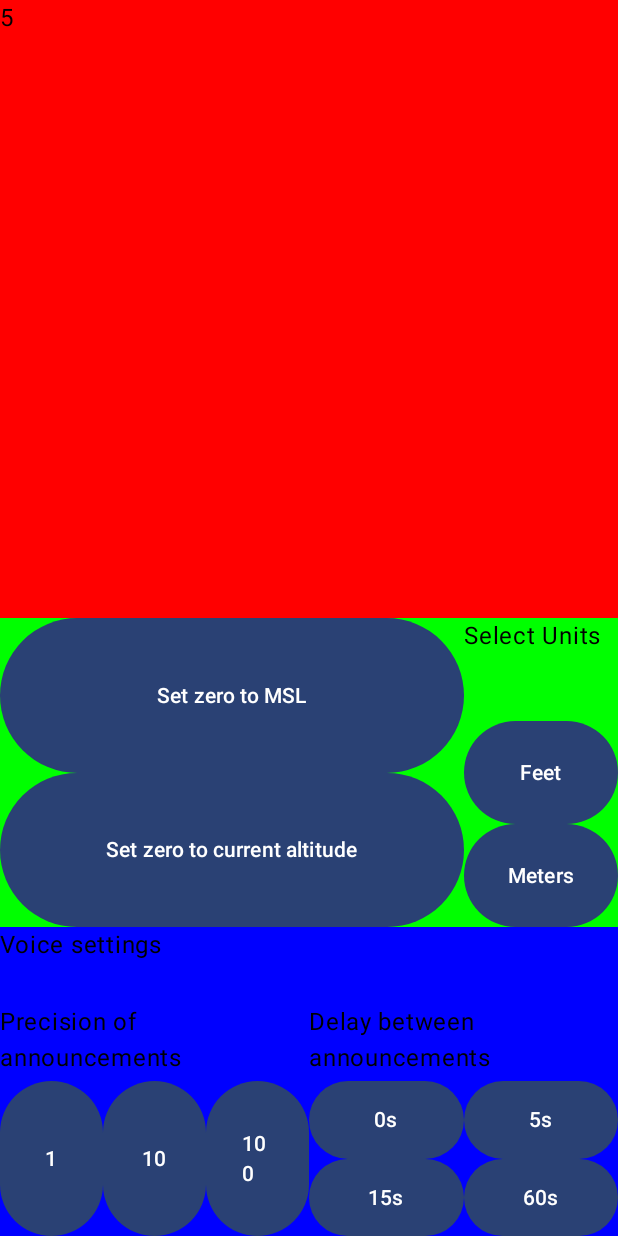
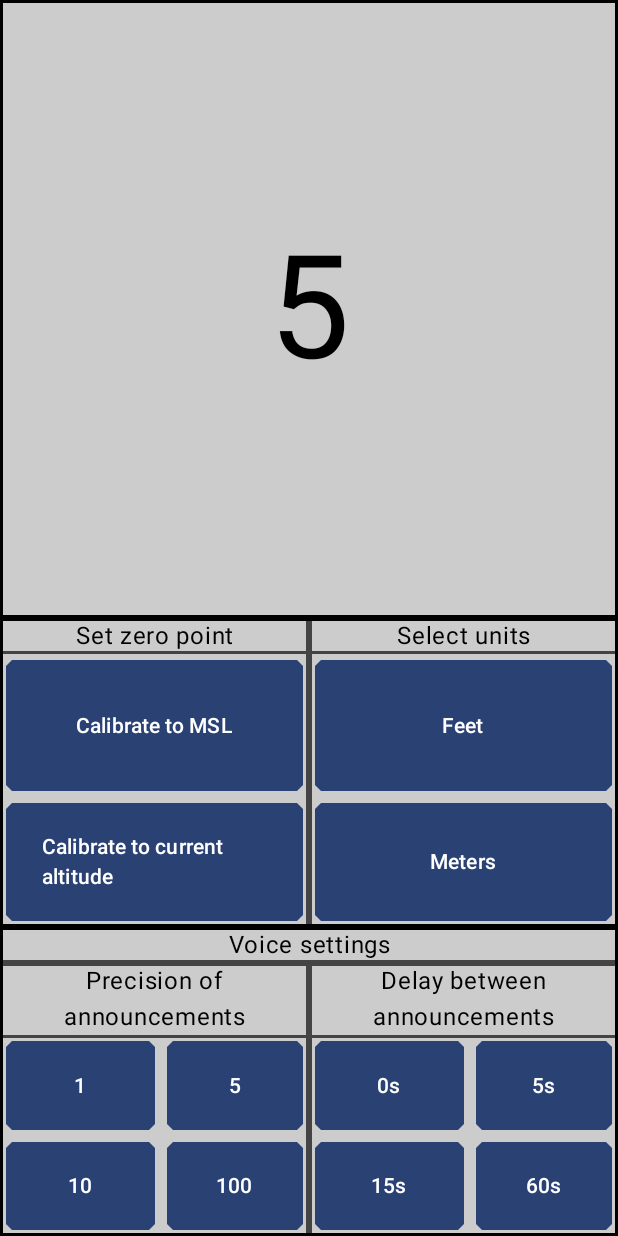
Before and after one commit to ITotallyExist/AudibleAltimeter, an Android app built with Jetpack Compose: the screen it shows after launch (MainActivity), on a phone screen of 412 x 824 dp. Run offline under Robolectric (Android 15) with nearby library versions, the phone set to English and light mode, and no system bars.

Commit message:
made ui look pretty

```diff
--- a/app/src/main/java/com/gregsite/audiblealtimeter/MainActivity.kt
+++ b/app/src/main/java/com/gregsite/audiblealtimeter/MainActivity.kt
@@ -5,6 +5,7 @@ import androidx.activity.ComponentActivity
 import androidx.activity.compose.setContent
 import androidx.activity.enableEdgeToEdge
 import androidx.compose.foundation.background
+import androidx.compose.foundation.border
 import androidx.compose.foundation.layout.Box
 import androidx.compose.foundation.layout.Column
 import androidx.compose.foundation.layout.Row
@@ -12,15 +13,22 @@ import androidx.compose.foundation.layout.fillMaxHeight
 import androidx.compose.foundation.layout.fillMaxSize
 import androidx.compose.foundation.layout.fillMaxWidth
 import androidx.compose.foundation.layout.padding
+import androidx.compose.foundation.layout.wrapContentHeight
+import androidx.compose.foundation.shape.CutCornerShape
 import androidx.compose.material3.Button
 import androidx.compose.material3.Scaffold
+import androidx.compose.material3.Shapes
 import androidx.compose.material3.Surface
 import androidx.compose.material3.Text
 import androidx.compose.runtime.Composable
+import androidx.compose.ui.Alignment
 import androidx.compose.ui.Modifier
 import androidx.compose.ui.graphics.Color
+import androidx.compose.ui.graphics.Shape
+import androidx.compose.ui.text.style.TextAlign
 import androidx.compose.ui.tooling.preview.Preview
 import androidx.compose.ui.unit.dp
+import androidx.compose.ui.unit.sp
 import com.gregsite.audiblealtimeter.ui.theme.AudibleAltimeterTheme
 
 class MainActivity : ComponentActivity() {
@@ -72,6 +80,16 @@ class MainActivity : ComponentActivity() {
     }
 }
 
+//basic styling
+
+    //modifiers
+val outerGridModifier = Modifier.border(width= 2.dp, color = Color.Black).background(Color.LightGray);
+val innerGridModifier = Modifier.border(width= 2.dp, color = Color.DarkGray).background(Color.LightGray);
+val buttonModifier = Modifier.padding(4.dp)
+
+    //shapes
+val buttonShape = CutCornerShape(4.dp);
+
 fun convertToFt(numberInMeters: Float): Float{
     return (numberInMeters*3.28084f);
 }
@@ -84,33 +102,32 @@ fun getCurrentAlt(): Int {
 fun MainLayout(mainActivity: MainActivity) {
     Column{
         //display
-        Box(modifier = Modifier.fillMaxHeight(0.5f).fillMaxWidth().background(Color.Red)){
-            Text("5")
-        }
+        Text("5", textAlign = TextAlign.Center, modifier = outerGridModifier.fillMaxHeight(0.5f).fillMaxWidth().wrapContentHeight(), fontSize  = 96.sp)
         //measurement settings
-        Row(modifier = Modifier.fillMaxHeight(0.5f).fillMaxWidth().background(Color.Green)){
+        Row(modifier = outerGridModifier.fillMaxHeight(0.5f).fillMaxWidth().background(Color.Green)){
             //calibration
-            Column(modifier = Modifier.fillMaxHeight().fillMaxWidth(0.75f)){
-                Button(modifier = Modifier.fillMaxHeight(0.5f).fillMaxWidth(), onClick = {mainActivity.setCalibrationMSL()}){
-                    Text("Set zero to MSL")
+            Column(modifier = innerGridModifier.fillMaxHeight().fillMaxWidth(0.5f)){
+                //header
+                Text("Set zero point", textAlign = TextAlign.Center, modifier = innerGridModifier.fillMaxWidth())
+
+                Button(modifier = buttonModifier.fillMaxHeight(0.5f).fillMaxWidth(), shape = buttonShape, onClick = {mainActivity.setCalibrationMSL()}){
+                    Text("Calibrate to MSL")
                 }
-                Button(modifier = Modifier.fillMaxHeight().fillMaxWidth(), onClick = {mainActivity.setCalibrationCurrent()}){
-                    Text("Set zero to current altitude")
+                Button(modifier = buttonModifier.fillMaxHeight().fillMaxWidth(), shape = buttonShape, onClick = {mainActivity.setCalibrationCurrent()}){
+                    Text("Calibrate to current altitude")
                 }
             }
             //units
-            Row(modifier = Modifier.fillMaxHeight().fillMaxWidth()){
+            Row(modifier = innerGridModifier.fillMaxHeight().fillMaxWidth()){
                 Column(modifier = Modifier.fillMaxHeight().fillMaxWidth()){
                     //header
-                    Box(modifier = Modifier.fillMaxHeight(0.33333f).fillMaxWidth()){
-                        Text("Select Units")
-                    }
+                    Text("Select units", textAlign = TextAlign.Center, modifier = innerGridModifier.fillMaxWidth())
                     //choices
                     Column (modifier = Modifier.fillMaxHeight().fillMaxWidth()){
-                        Button(modifier = Modifier.fillMaxHeight(0.5f).fillMaxWidth(), onClick = {mainActivity.setUsingFeet(true)}){
+                        Button(modifier = buttonModifier.fillMaxHeight(0.5f).fillMaxWidth(), shape = buttonShape, onClick = {mainActivity.setUsingFeet(true)}){
                             Text("Feet")
                         }
-                        Button(modifier = Modifier.fillMaxHeight().fillMaxWidth(), onClick = {mainActivity.setUsingFeet(false)}){
+                        Button(modifier = buttonModifier.fillMaxHeight().fillMaxWidth(), shape = buttonShape, onClick = {mainActivity.setUsingFeet(false)}){
                             Text("Meters")
                         }
                     }
@@ -121,64 +138,59 @@ fun MainLayout(mainActivity: MainActivity) {
             }
         }
         //voice settings
-        Column(modifier = Modifier.fillMaxHeight().fillMaxWidth().background(Color.Blue)){
+        Column(modifier = outerGridModifier.fillMaxHeight().fillMaxWidth().background(Color.Blue)){
             //header
-            Box(modifier = Modifier.fillMaxHeight(0.25f).fillMaxWidth()){
-                Text("Voice settings")
-            }
+            Text("Voice settings", textAlign = TextAlign.Center, modifier = innerGridModifier.fillMaxWidth())
             //two sections
-            Row (modifier = Modifier.fillMaxHeight().fillMaxWidth()){
+            Row (modifier = innerGridModifier.fillMaxHeight().fillMaxWidth()){
                 //precision
-                Column (Modifier.fillMaxHeight().fillMaxWidth(0.5f)) {
+                Column (innerGridModifier.fillMaxHeight().fillMaxWidth(0.5f)) {
                     //header (height is one quarter of the voice area's height, but we need to account for the earlier header)
-                    Box(modifier = Modifier.fillMaxHeight(0.33333333333f).fillMaxWidth()){
-                        Text("Precision of announcements")
-                    }
+                    Text("Precision of announcements", textAlign = TextAlign.Center, modifier = Modifier.fillMaxWidth())
 
                     //buttons
-                    Row(modifier = Modifier.fillMaxHeight().fillMaxWidth()){
-                        Button(modifier = Modifier.fillMaxHeight().fillMaxWidth(0.3333333333f), onClick = {mainActivity.setAnnouncementPrecision(1)}){
-                            Text("1")
-                        }
-                        Button(modifier = Modifier.fillMaxHeight().fillMaxWidth(0.5f), onClick = {mainActivity.setAnnouncementPrecision(10)}){
-                            Text("10")
-                        }
-                        Button(modifier = Modifier.fillMaxHeight().fillMaxWidth(), onClick = {mainActivity.setAnnouncementPrecision(100)}){
-                            Text("100")
+                    Row(modifier = innerGridModifier.fillMaxHeight().fillMaxWidth()){
+                        Column(modifier = innerGridModifier.fillMaxHeight().fillMaxWidth()) {
+                            Row(modifier = Modifier.fillMaxHeight(0.5f).fillMaxWidth()) {
+                                Button(modifier = buttonModifier.fillMaxHeight().fillMaxWidth(0.5f), shape = buttonShape, onClick = { mainActivity.setAnnouncementPrecision(1) }) {
+                                    Text("1")
+                                }
+                                Button(modifier = buttonModifier.fillMaxHeight().fillMaxWidth(), shape = buttonShape, onClick = { mainActivity.setAnnouncementPrecision(5) }) {
+                                    Text("5")
+                                }
+                            }
+                            Row(modifier = Modifier.fillMaxHeight().fillMaxWidth()) {
+                                Button(modifier = buttonModifier.fillMaxHeight().fillMaxWidth(0.5f), shape = buttonShape, onClick = { mainActivity.setAnnouncementPrecision(10) }) {
+                                    Text("10")
+                                }
+                                Button(modifier = buttonModifier.fillMaxHeight().fillMaxWidth(), shape = buttonShape, onClick = { mainActivity.setAnnouncementPrecision(100) }) {
+                                    Text("100")
+                                }
+                            }
                         }
                     }
 
                 }
                 //delay
-                Column (Modifier.fillMaxHeight().fillMaxWidth()) {
+                Column (innerGridModifier.fillMaxHeight().fillMaxWidth()) {
                     //header (height is one quarter of the voice area's height, but we need to account for the earlier header)
-                    Box(modifier = Modifier.fillMaxHeight(0.33333333333f).fillMaxWidth()){
-                        Text("Delay between announcements")
-                    }
+                    Text("Delay between announcements", textAlign = TextAlign.Center, modifier = Modifier.fillMaxWidth())
 
                     //buttons
-                    Column(modifier = Modifier.fillMaxHeight().fillMaxWidth()) {
+                    Column(modifier = innerGridModifier.fillMaxHeight().fillMaxWidth()) {
                         Row(modifier = Modifier.fillMaxHeight(0.5f).fillMaxWidth()) {
-                            Button(
-                                modifier = Modifier.fillMaxHeight().fillMaxWidth(0.5f),
-                                onClick = { mainActivity.setAnnouncementDelay(0f) }) {
+                            Button(modifier = buttonModifier.fillMaxHeight().fillMaxWidth(0.5f), shape = buttonShape, onClick = { mainActivity.setAnnouncementDelay(0f) }) {
                                 Text("0s")
                             }
-                            Button(
-                                modifier = Modifier.fillMaxHeight().fillMaxWidth(),
-                                onClick = { mainActivity.setAnnouncementDelay(5f) }) {
+                            Button(modifier = buttonModifier.fillMaxHeight().fillMaxWidth(), shape = buttonShape, onClick = { mainActivity.setAnnouncementDelay(5f) }) {
                                 Text("5s")
                             }
                         }
                         Row(modifier = Modifier.fillMaxHeight().fillMaxWidth()) {
-                            Button(
-                                modifier = Modifier.fillMaxHeight().fillMaxWidth(0.5f),
-                                onClick = { mainActivity.setAnnouncementDelay(15f) }) {
+                            Button(modifier = buttonModifier.fillMaxHeight().fillMaxWidth(0.5f), shape = buttonShape, onClick = { mainActivity.setAnnouncementDelay(15f) }) {
                                 Text("15s")
                             }
-                            Button(
-                                modifier = Modifier.fillMaxHeight().fillMaxWidth(),
-                                onClick = { mainActivity.setAnnouncementDelay(60f) }) {
+                            Button(modifier = buttonModifier.fillMaxHeight().fillMaxWidth(), shape = buttonShape, onClick = { mainActivity.setAnnouncementDelay(60f) }) {
                                 Text("60s")
                             }
                         }
```
